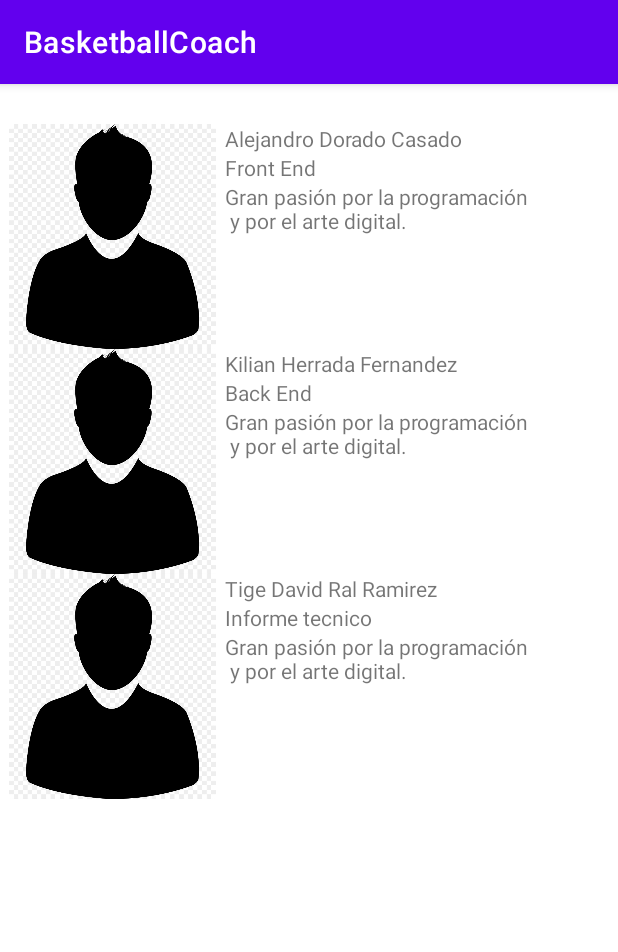
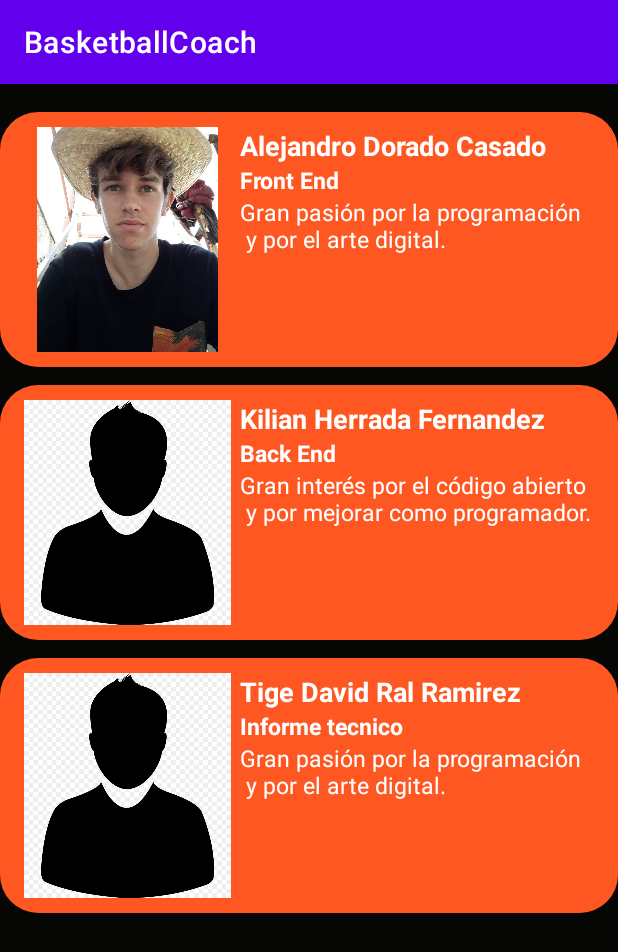
Before and after one commit to AlexDor8/Front-End, an Android app: the AboutUs screen opened directly, with no data from a screen before it, on a phone screen of 412 x 824 dp. Shown: the top 952 px of the screen. Run offline under Robolectric (Android 15) with nearby library versions, the phone set to English and light mode, and no system bars.

Commit message:
diseño recyclerView

```diff
--- a/app/build.gradle
+++ b/app/build.gradle
@@ -23,11 +23,11 @@ android {
         }
     }
     compileOptions {
-        sourceCompatibility JavaVersion.VERSION_1_8
-        targetCompatibility JavaVersion.VERSION_1_8
+        sourceCompatibility JavaVersion.VERSION_11
+        targetCompatibility JavaVersion.VERSION_11
     }
     kotlinOptions {
-        jvmTarget = '1.8'
+        jvmTarget = '11'
     }
 }
 
--- a/app/src/main/java/com/example/basketballcoach/AboutUs.kt
+++ b/app/src/main/java/com/example/basketballcoach/AboutUs.kt
@@ -13,12 +13,12 @@ class AboutUs : AppCompatActivity() {
             nombreApellidos = "Alejandro Dorado Casado",
             especializacion = "Front End",
             informacionIntegrante = "Gran pasión por la programación \n y por el arte digital.",
-            foto = R.drawable.avatar
+            foto = R.drawable.foto_alex
         ),
         Integrantes(
             nombreApellidos = "Kilian Herrada Fernandez",
             especializacion = "Back End",
-            informacionIntegrante = "Gran pasión por la programación \n y por el arte digital.",
+            informacionIntegrante = "Gran interés por el código abierto \n y por mejorar como programador.",
             foto = R.drawable.avatar
         ),
         Integrantes(
--- a/app/src/main/java/com/example/basketballcoach/adapter/IntegrantesViewHolder.kt
+++ b/app/src/main/java/com/example/basketballcoach/adapter/IntegrantesViewHolder.kt
@@ -18,6 +18,6 @@ class IntegrantesViewHolder(view:View):RecyclerView.ViewHolder(view) {
         nombre.text = integrantes.nombreApellidos
         especializacion.text = integrantes.especializacion
         informacion.text = integrantes.informacionIntegrante
-        foto.setImageResource(R.drawable.avatar)
+        foto.setImageResource(integrantes.foto)
     }
 }
--- a/app/src/main/res/drawable/button_rounded.xml
+++ b/app/src/main/res/drawable/button_rounded.xml
@@ -1,5 +1,5 @@
 <?xml version="1.0" encoding="utf-8"?>
 <shape xmlns:android="http://schemas.android.com/apk/res/android">
-    <corners android:radius="16dp"/>
-    <solid android:color="#FF9800"></solid>
+    <corners android:radius="25dp"/>
+    <solid android:color="#FF5722"></solid>
 </shape>
--- a/app/src/main/res/layout/activity_about_us.xml
+++ b/app/src/main/res/layout/activity_about_us.xml
@@ -4,6 +4,7 @@
     xmlns:tools="http://schemas.android.com/tools"
     android:layout_width="match_parent"
     android:layout_height="match_parent"
+    android:background="#060605"
     tools:context=".AboutUs">
 
     <androidx.recyclerview.widget.RecyclerView
--- a/app/src/main/res/layout/item_integrante.xml
+++ b/app/src/main/res/layout/item_integrante.xml
@@ -2,15 +2,20 @@
 <androidx.constraintlayout.widget.ConstraintLayout xmlns:android="http://schemas.android.com/apk/res/android"
     android:layout_width="match_parent"
     android:layout_height="wrap_content"
+    android:background="@drawable/button_rounded"
+    android:padding="10dp"
+    android:layout_marginBottom="12dp"
     xmlns:app="http://schemas.android.com/apk/res-auto"
     xmlns:tools="http://schemas.android.com/tools">
+
 
     <ImageView
         android:id="@+id/fotoIntegrante"
         android:layout_width="150dp"
         android:layout_height="150dp"
         app:layout_constraintTop_toTopOf="parent"
-        app:layout_constraintStart_toStartOf="parent">
+        app:layout_constraintStart_toStartOf="parent"
+        >
     </ImageView>
 
     <TextView
@@ -18,6 +23,9 @@
         android:layout_width="wrap_content"
         android:layout_height="wrap_content"
         tools:text = "Alex"
+        android:textSize="18dp"
+        android:textStyle="bold"
+        android:textColor="@color/white"
         app:layout_constraintTop_toTopOf="parent"
         app:layout_constraintStart_toEndOf="@+id/fotoIntegrante">
     </TextView>
@@ -26,7 +34,10 @@
         android:id="@+id/especializacion"
         android:layout_width="wrap_content"
         android:layout_height="wrap_content"
+        android:textSize="15dp"
+        android:textStyle="bold"
         tools:text = "Front-end"
+        android:textColor="@color/white"
         app:layout_constraintTop_toBottomOf="@+id/nombreIntegrante"
         app:layout_constraintStart_toEndOf="@+id/fotoIntegrante">
     </TextView>
@@ -34,6 +45,8 @@
         android:id="@+id/descripcion"
         android:layout_width="wrap_content"
         android:layout_height="wrap_content"
+        android:textColor="@color/white"
+        android:textSize="15dp"
         tools:text = "Gran pasión por la programación y por el arte digital."
         app:layout_constraintTop_toBottomOf="@+id/especializacion"
         app:layout_constraintStart_toEndOf="@+id/fotoIntegrante">
```
Also changed, not shown: app/src/main/res/drawable/foto_alex.jpg (added).
